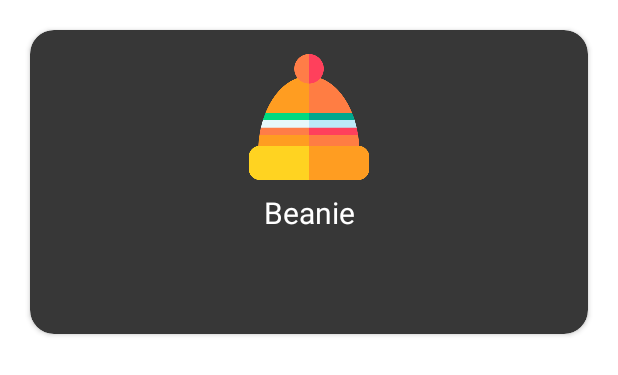
After one commit to Niko185/weGarb, an Android app: the layout dialog_cloth.xml on its own in the app's theme, with its tools: preview values and no code run, on a phone screen of 412 x 824 dp. The commit adds this screen. Shown: the top 375 px of the screen. Run offline under Robolectric (Android 15) with nearby library versions, the phone set to English and light mode, and no system bars; Roboto replaces fonts that are not available here.

Commit message:
Save working state 10/04/2023

```diff
--- a/app/src/main/java/com/example/wegarb/presentation/vm/MainViewModel.kt
+++ b/app/src/main/java/com/example/wegarb/presentation/vm/MainViewModel.kt
@@ -26,6 +26,7 @@ class MainViewModel(mainDataBase: MainDataBase) : ViewModel() {
 
 
     private val getDao = mainDataBase.getDao()
+
     val allInfoModels = getDao.getAllInfoModels().asLiveData()
     fun insertInfoModelInDataBase(infoModel: InfoModel) = viewModelScope.launch {
         getDao.insertInfoModelInDataBase(infoModel)
--- /dev/null
+++ b/app/src/main/res/layout/dialog_cloth.xml
@@ -0,0 +1,53 @@
+<?xml version="1.0" encoding="utf-8"?>
+<androidx.cardview.widget.CardView xmlns:android="http://schemas.android.com/apk/res/android"
+    xmlns:app="http://schemas.android.com/apk/res-auto"
+    xmlns:tools="http://schemas.android.com/tools"
+    android:layout_width="match_parent"
+    android:layout_height="wrap_content"
+    android:layout_margin="20dp"
+    app:cardBackgroundColor="@color/main_grey"
+    app:cardCornerRadius="16dp">
+
+    <androidx.constraintlayout.widget.ConstraintLayout
+        android:layout_width="match_parent"
+        android:layout_height="match_parent">
+
+        <ImageView
+            android:id="@+id/imageCloth"
+            android:layout_width="84dp"
+            android:layout_height="84dp"
+            android:layout_marginTop="16dp"
+            app:layout_constraintEnd_toEndOf="parent"
+            app:layout_constraintStart_toStartOf="parent"
+            app:layout_constraintTop_toTopOf="parent"
+            app:srcCompat="@drawable/garb_beanie" />
+
+        <TextView
+            android:id="@+id/tvNameCloth"
+            android:layout_width="wrap_content"
+            android:layout_height="wrap_content"
+            android:layout_marginTop="8dp"
+            android:text="Beanie"
+            android:textColor="@color/white"
+            android:textSize="20sp"
+            android:textStyle="normal"
+            app:layout_constraintEnd_toEndOf="@+id/imageCloth"
+            app:layout_constraintStart_toStartOf="@+id/imageCloth"
+            app:layout_constraintTop_toBottomOf="@+id/imageCloth" />
+
+        <TextView
+            android:id="@+id/tvDescriptionCloth"
+            android:layout_width="wrap_content"
+            android:layout_height="wrap_content"
+            android:layout_margin="16dp"
+            android:background="#00FFFFFF"
+            android:gravity="center"
+            android:padding="8dp"
+            android:textColor="@color/white"
+            android:textStyle="italic"
+            app:layout_constraintBottom_toBottomOf="parent"
+            app:layout_constraintEnd_toEndOf="parent"
+            app:layout_constraintStart_toStartOf="parent"
+            app:layout_constraintTop_toBottomOf="@+id/tvNameCloth" />
+    </androidx.constraintlayout.widget.ConstraintLayout>
+</androidx.cardview.widget.CardView>
```
Also changed, not shown: app/src/main/java/com/example/wegarb/presentation/view/adapters/GarbAdapter.kt (+19 -5 lines), app/src/main/java/com/example/wegarb/presentation/view/fragments/AccountFragment.kt (+8 -2 lines), app/src/main/java/com/example/wegarb/utils/DialogManager.kt (added, +81 -0 lines), app/src/main/res/values/strings.xml (+7 -2 lines).
